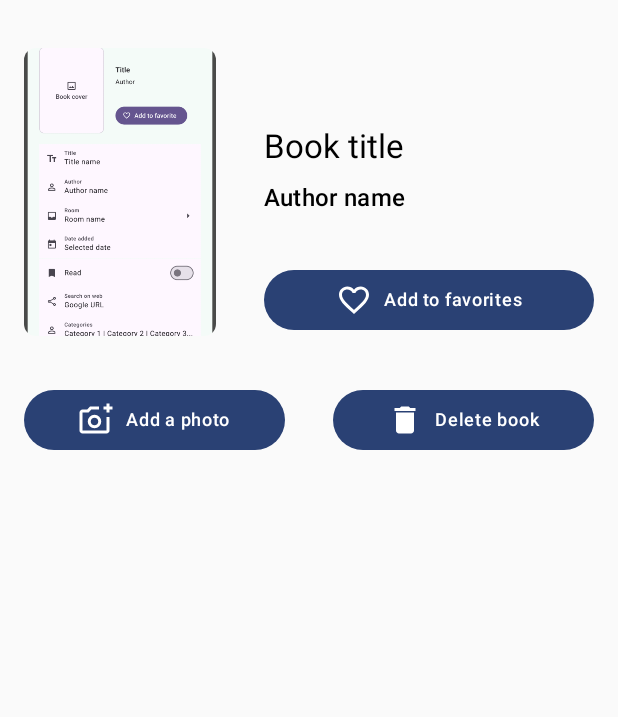
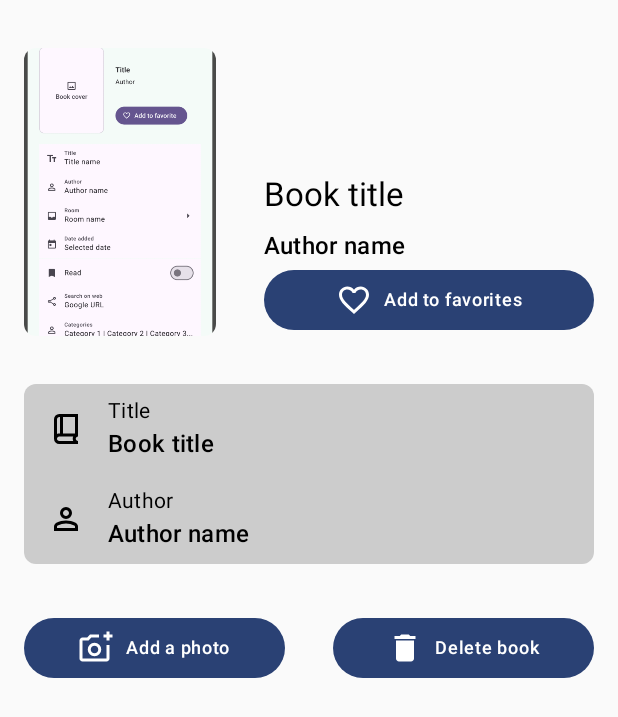
Before and after one commit to skrobeka/bachelor, an Android app built with Jetpack Compose: the screen it shows after launch (MainActivity), on a phone screen of 412 x 824 dp. Shown: the top 717 px of the screen. Run offline under Robolectric (Android 15) with nearby library versions, the phone set to English and light mode, and no system bars.

Commit message:
Middle part

```diff
--- a/app/src/main/java/com/example/bachelorv1/ui/book_details/BookDetailsScreen.kt
+++ b/app/src/main/java/com/example/bachelorv1/ui/book_details/BookDetailsScreen.kt
@@ -1,7 +1,7 @@
 package com.example.bachelorv1.ui.book_details
 
-import android.graphics.drawable.Drawable
 import androidx.compose.foundation.Image
+import androidx.compose.foundation.background
 import androidx.compose.foundation.layout.Arrangement
 import androidx.compose.foundation.layout.Column
 import androidx.compose.foundation.layout.Row
@@ -14,6 +14,7 @@ import androidx.compose.foundation.layout.size
 import androidx.compose.foundation.layout.width
 import androidx.compose.material.icons.Icons
 import androidx.compose.material.icons.filled.Delete
+import androidx.compose.material.icons.filled.Face
 import androidx.compose.material.icons.filled.FavoriteBorder
 import androidx.compose.material3.Button
 import androidx.compose.material3.Icon
@@ -23,6 +24,7 @@ import androidx.compose.runtime.Composable
 import androidx.compose.ui.Alignment
 import androidx.compose.ui.Modifier
 import androidx.compose.ui.draw.clip
+import androidx.compose.ui.graphics.Color
 import androidx.compose.ui.layout.ContentScale
 import androidx.compose.ui.res.painterResource
 import androidx.compose.ui.tooling.preview.Preview
@@ -40,7 +42,7 @@ fun BookDetailsScreen(
             .fillMaxSize()
             .padding(horizontal = 16.dp, vertical = 32.dp)
     ) {
-        /*Top part of the app */
+        /*Top part of the screen*/
 
         Row(
             modifier = Modifier
@@ -70,8 +72,6 @@ fun BookDetailsScreen(
                     Text(text = "Author name", style = MaterialTheme.typography.titleMedium)
                 }
 
-                Spacer(modifier = Modifier.height(32.dp))
-
                 Button(
                     modifier = Modifier
                         .fillMaxWidth(),
@@ -86,12 +86,44 @@ fun BookDetailsScreen(
 
         Spacer(modifier = Modifier.height(32.dp))
 
-        /*Middle part of the app */
+        /*Middle part of the screen*/
+        Column(
+            modifier = Modifier
+                .fillMaxWidth()
+                .background(Color.LightGray, MaterialTheme.shapes.small)
+        ) {
+            Row(
+                modifier = Modifier
+                    .fillMaxWidth()
+                    .padding(horizontal = 16.dp, vertical = 8.dp),
+                verticalAlignment = Alignment.CenterVertically
+            ) {
+                Icon(painterResource(R.drawable.book_icon), contentDescription = "Book icon")
+                Spacer(modifier = Modifier.width(16.dp))
+                Column {
+                    Text(text = "Title", style = MaterialTheme.typography.bodyMedium)
+                    Text(text = "Book title", style = MaterialTheme.typography.titleMedium)
+                }
+            }
 
-        Column (
+            Row(
                 modifier = Modifier
-                .fillMaxSize()
+                    .fillMaxWidth()
+                    .padding(horizontal = 16.dp, vertical = 8.dp),
+                verticalAlignment = Alignment.CenterVertically
             ) {
+                Icon(painterResource(R.drawable.author_icon), contentDescription = "Author icon")
+                Spacer(modifier = Modifier.width(16.dp))
+                Column {
+                    Text(text = "Author", style = MaterialTheme.typography.bodyMedium)
+                    Text(text = "Author name", style = MaterialTheme.typography.titleMedium)
+                }
+            }
+        }
+
+        Spacer(modifier = Modifier.height(32.dp))
+
+        /*Bottom part of the screen*/
         Row(
             modifier = Modifier
                 .fillMaxWidth(),
@@ -100,9 +132,9 @@ fun BookDetailsScreen(
             Button(
                 modifier = Modifier
                     .weight(1f),
-                    onClick = {/*Add a photo*/}
+                onClick = {/*Add a photo*/ }
             ) {
-                    Icon(painterResource(R.drawable.add_a_photo), contentDescription = "Add a photo")
+                Icon(painterResource(R.drawable.add_a_photo_icon), contentDescription = "Add a photo")
                 Spacer(modifier = Modifier.width(8.dp))
                 Text(text = "Add a photo", style = MaterialTheme.typography.labelMedium)
             }
@@ -112,7 +144,7 @@ fun BookDetailsScreen(
             Button(
                 modifier = Modifier
                     .weight(1f),
-                    onClick = {/*Delete book*/}
+                onClick = {/*Delete book*/ }
             ) {
                 Icon(Icons.Default.Delete, contentDescription = "Delete book")
                 Spacer(modifier = Modifier.width(8.dp))
@@ -120,9 +152,8 @@ fun BookDetailsScreen(
             }
         }
     }
+}
 
-    }
-}
 
 
 
--- /dev/null
+++ b/app/src/main/res/drawable/author_icon.xml
@@ -0,0 +1,9 @@
+<vector xmlns:android="http://schemas.android.com/apk/res/android"
+    android:width="24dp"
+    android:height="24dp"
+    android:viewportWidth="960"
+    android:viewportHeight="960">
+  <path
+      android:fillColor="@android:color/white"
+      android:pathData="M480,480Q414,480 367,433Q320,386 320,320Q320,254 367,207Q414,160 480,160Q546,160 593,207Q640,254 640,320Q640,386 593,433Q546,480 480,480ZM160,800L160,688Q160,654 177.5,625.5Q195,597 224,582Q286,551 350,535.5Q414,520 480,520Q546,520 610,535.5Q674,551 736,582Q765,597 782.5,625.5Q800,654 800,688L800,800L160,800ZM240,720L720,720L720,688Q720,677 714.5,668Q709,659 700,654Q646,627 591,613.5Q536,600 480,600Q424,600 369,613.5Q314,627 260,654Q251,659 245.5,668Q240,677 240,688L240,720ZM480,400Q513,400 536.5,376.5Q560,353 560,320Q560,287 536.5,263.5Q513,240 480,240Q447,240 423.5,263.5Q400,287 400,320Q400,353 423.5,376.5Q447,400 480,400ZM480,320Q480,320 480,320Q480,320 480,320Q480,320 480,320Q480,320 480,320Q480,320 480,320Q480,320 480,320Q480,320 480,320Q480,320 480,320ZM480,720L480,720Q480,720 480,720Q480,720 480,720Q480,720 480,720Q480,720 480,720Q480,720 480,720Q480,720 480,720Q480,720 480,720Q480,720 480,720L480,720Z"/>
+</vector>
--- /dev/null
+++ b/app/src/main/res/drawable/book_icon.xml
@@ -0,0 +1,9 @@
+<vector xmlns:android="http://schemas.android.com/apk/res/android"
+    android:width="24dp"
+    android:height="24dp"
+    android:viewportWidth="960"
+    android:viewportHeight="960">
+  <path
+      android:fillColor="@android:color/white"
+      android:pathData="M300,880Q242,880 201,839Q160,798 160,740L160,220Q160,162 201,121Q242,80 300,80L800,80L800,680Q775,680 757.5,697.5Q740,715 740,740Q740,765 757.5,782.5Q775,800 800,800L800,880L300,880ZM240,613Q254,606 269,603Q284,600 300,600L320,600L320,160L300,160Q275,160 257.5,177.5Q240,195 240,220L240,613ZM400,600L720,600L720,160L400,160L400,600ZM240,613Q240,613 240,613Q240,613 240,613L240,613L240,160L240,160Q240,160 240,160Q240,160 240,160L240,613ZM300,800L673,800Q667,786 663.5,771.5Q660,757 660,740Q660,724 663,709Q666,694 673,680L300,680Q274,680 257,697.5Q240,715 240,740Q240,766 257,783Q274,800 300,800Z"/>
+</vector>
```
Also changed, not shown: app/src/main/res/drawable/add_a_photo_icon.xml (renamed from app/src/main/res/drawable/add_a_photo.xml). Lines whose indentation alone changed are shown as unchanged.
